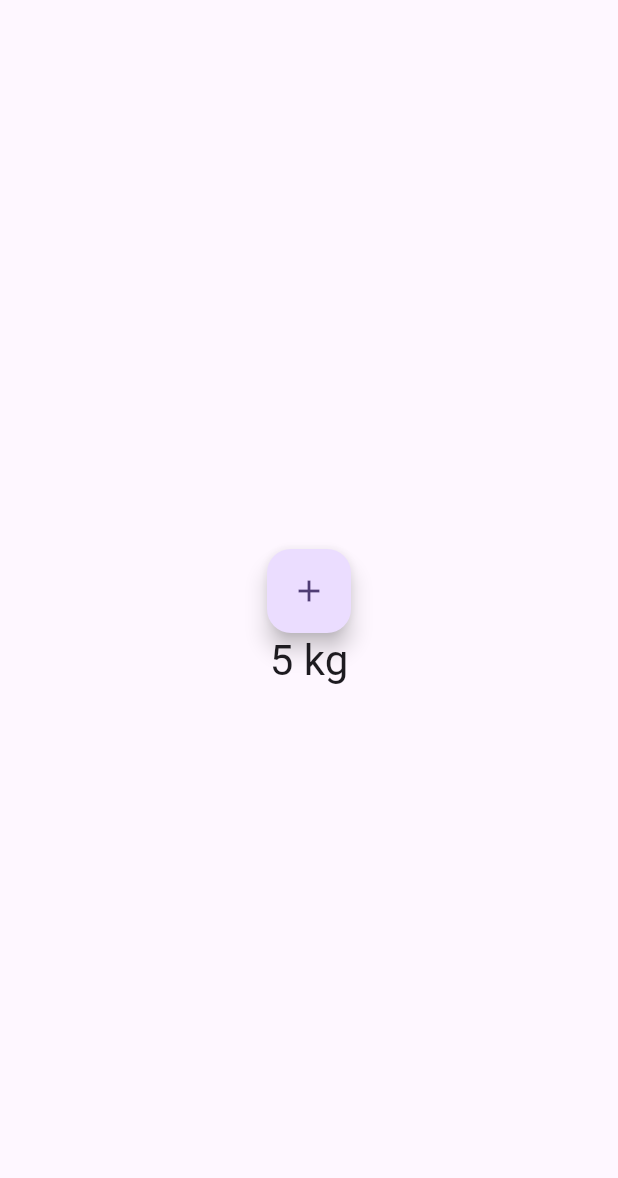
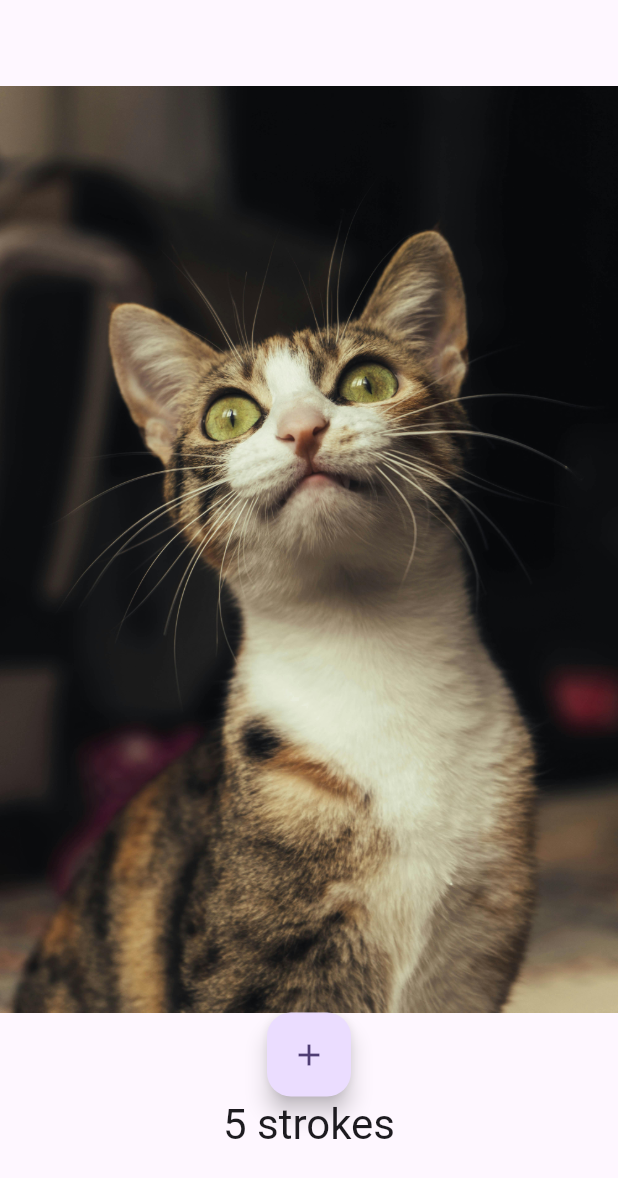
Before and after one commit to KrisHHFI/flutter_game, a Flutter app: the screen it shows after launch, on a phone screen of 412 x 824 dp. Shown: the top 1178 px of the screen. Run offline on Flutter 3.47's test engine with Material 3 defaults, Android fonts, the light colour scheme and no system bars.

Commit message:
Cat image widget added and image returned to screen

```diff
--- a/lib/main.dart
+++ b/lib/main.dart
@@ -1,4 +1,5 @@
 import 'package:flutter/material.dart';
+import 'widgets/background_image.dart';
 import 'widgets/increment_button.dart';
 import 'widgets/increment_counter.dart';
 
@@ -47,6 +48,7 @@
         child: Column(
           mainAxisAlignment: MainAxisAlignment.center,
           children: <Widget>[
+            const BackgroundImage(),
             IncrementButton(onPressed: _incrementCounter),
             IncrementCounter(counter: _counter),
           ],
--- /dev/null
+++ b/lib/widgets/background_image.dart
@@ -0,0 +1,15 @@
+import 'package:flutter/material.dart';
+
+class BackgroundImage extends StatelessWidget {
+  const BackgroundImage({super.key});
+
+  @override
+  Widget build(BuildContext context) {
+    return Positioned.fill(
+      child: Image.asset(
+        'images/Cat.jpg',
+        fit: BoxFit.cover,
+      ),
+    );
+  }
+}
--- a/lib/widgets/increment_counter.dart
+++ b/lib/widgets/increment_counter.dart
@@ -13,7 +13,7 @@ class IncrementCounterState extends State<IncrementCounter> {
   @override
   Widget build(BuildContext context) {
     return Text(
-      '${widget.counter} kg',
+      '${widget.counter} strokes',
       style: Theme.of(context).textTheme.headlineMedium,
     );
   }
--- a/pubspec.yaml
+++ b/pubspec.yaml
@@ -52,7 +52,8 @@ dev_dependencies:
 
 # The following section is specific to Flutter packages.
 flutter:
-
+  assets:
+    - images/
   # The following line ensures that the Material Icons font is
   # included with your application, so that you can use the icons in
   # the material Icons class.
```
